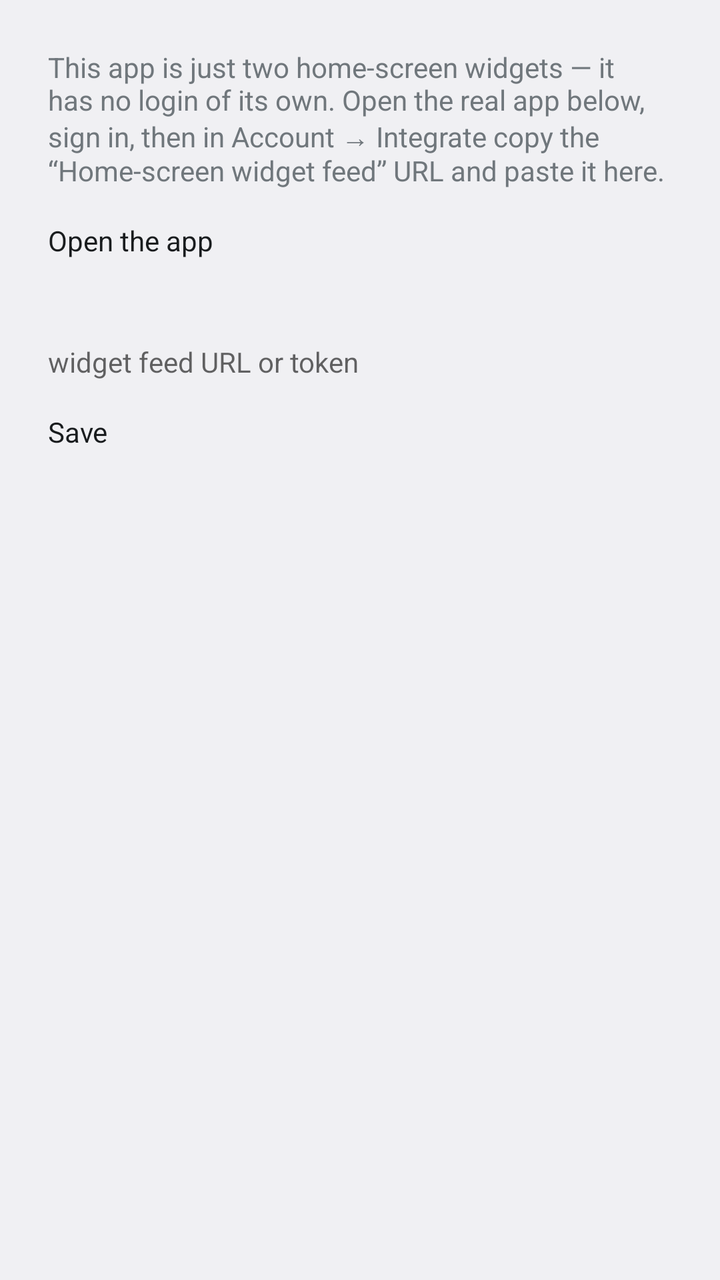
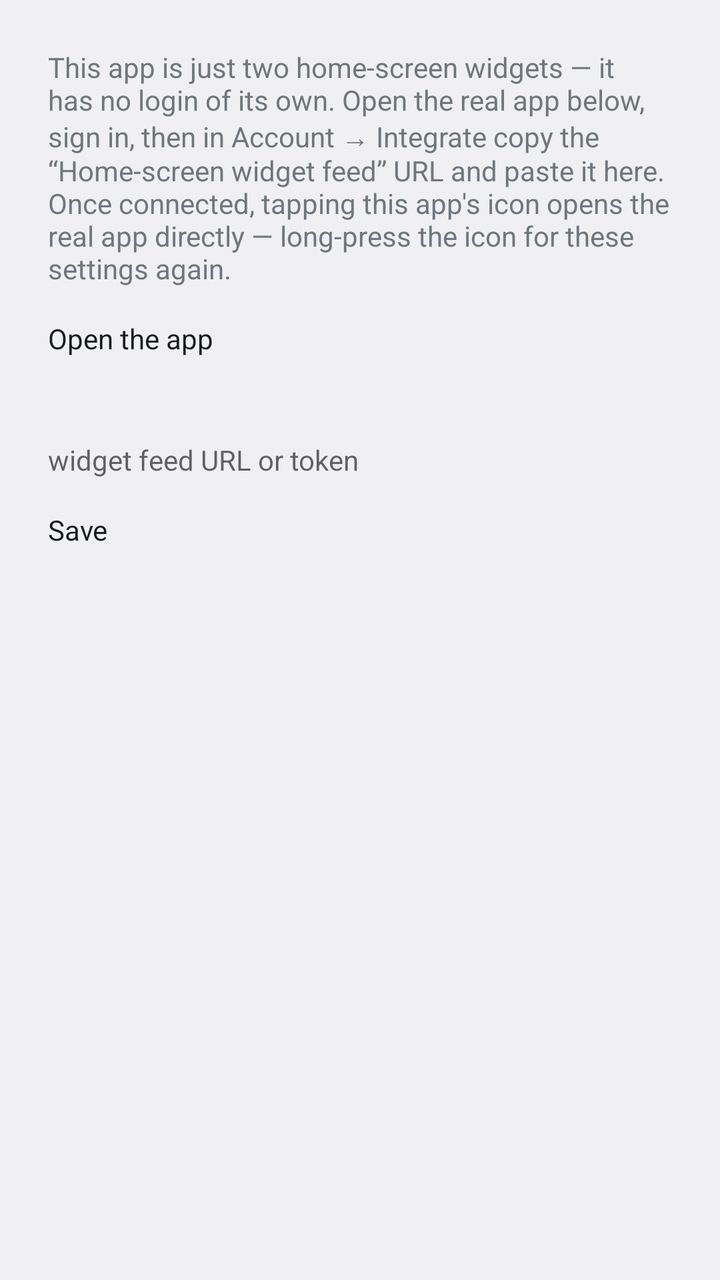

Compare the two renders of this Android layout. The source of the first and the diff that turns it into the second are given below.
<!-- AndroidManifest.xml: application theme android:Theme.DeviceDefault.Light -->
<!-- res/layout/activity_settings.xml -->
<?xml version="1.0" encoding="utf-8"?>
<LinearLayout xmlns:android="http://schemas.android.com/apk/res/android"
    android:layout_width="match_parent"
    android:layout_height="match_parent"
    android:orientation="vertical"
    android:padding="24dp">

    <TextView
        android:id="@+id/update_banner"
        android:layout_width="match_parent"
        android:layout_height="wrap_content"
        android:paddingBottom="8dp"
        android:textSize="14sp"
        android:textStyle="bold"
        android:visibility="gone" />

    <Button
        android:id="@+id/update_button"
        android:layout_width="wrap_content"
        android:layout_height="wrap_content"
        android:layout_marginBottom="16dp"
        android:text="Download and install"
        android:visibility="gone" />

    <TextView
        android:layout_width="match_parent"
        android:layout_height="wrap_content"
        android:text="This app is just two home-screen widgets — it has no login of its own. Open the real app below, sign in, then in Account → Integrate copy the “Home-screen widget feed” URL and paste it here."
        android:textSize="14sp"
        android:paddingBottom="16dp" />

    <Button
        android:id="@+id/open_app_button"
        android:layout_width="wrap_content"
        android:layout_height="wrap_content"
        android:text="Open the app" />

    <TextView
        android:id="@+id/sync_status"
        android:layout_width="match_parent"
        android:layout_height="wrap_content"
        android:layout_marginTop="16dp"
        android:layout_marginBottom="8dp"
        android:textSize="13sp" />

    <EditText
        android:id="@+id/token_input"
        android:layout_width="match_parent"
        android:layout_height="wrap_content"
        android:hint="widget feed URL or token"
        android:inputType="textNoSuggestions"
        android:maxLines="3" />

    <Button
        android:id="@+id/save_button"
        android:layout_width="wrap_content"
        android:layout_height="wrap_content"
        android:layout_marginTop="16dp"
        android:text="Save" />

</LinearLayout>
<!-- resources referenced by this layout -->
<resources>

</resources>

<!-- the commit's change to res/layout/activity_settings.xml (unified diff, before → after) -->
@@ -25,7 +25,7 @@
     <TextView
         android:layout_width="match_parent"
         android:layout_height="wrap_content"
-        android:text="This app is just two home-screen widgets — it has no login of its own. Open the real app below, sign in, then in Account → Integrate copy the “Home-screen widget feed” URL and paste it here."
+        android:text="This app is just two home-screen widgets — it has no login of its own. Open the real app below, sign in, then in Account → Integrate copy the “Home-screen widget feed” URL and paste it here. Once connected, tapping this app's icon opens the real app directly — long-press the icon for these settings again."
         android:textSize="14sp"
         android:paddingBottom="16dp" />
 
